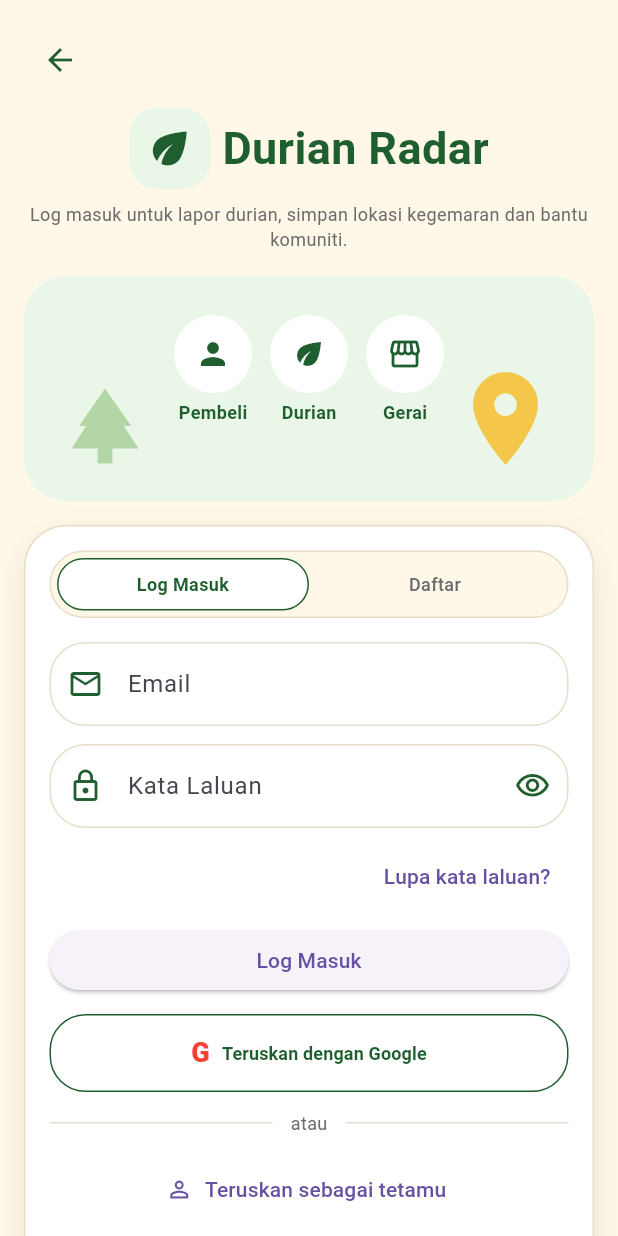
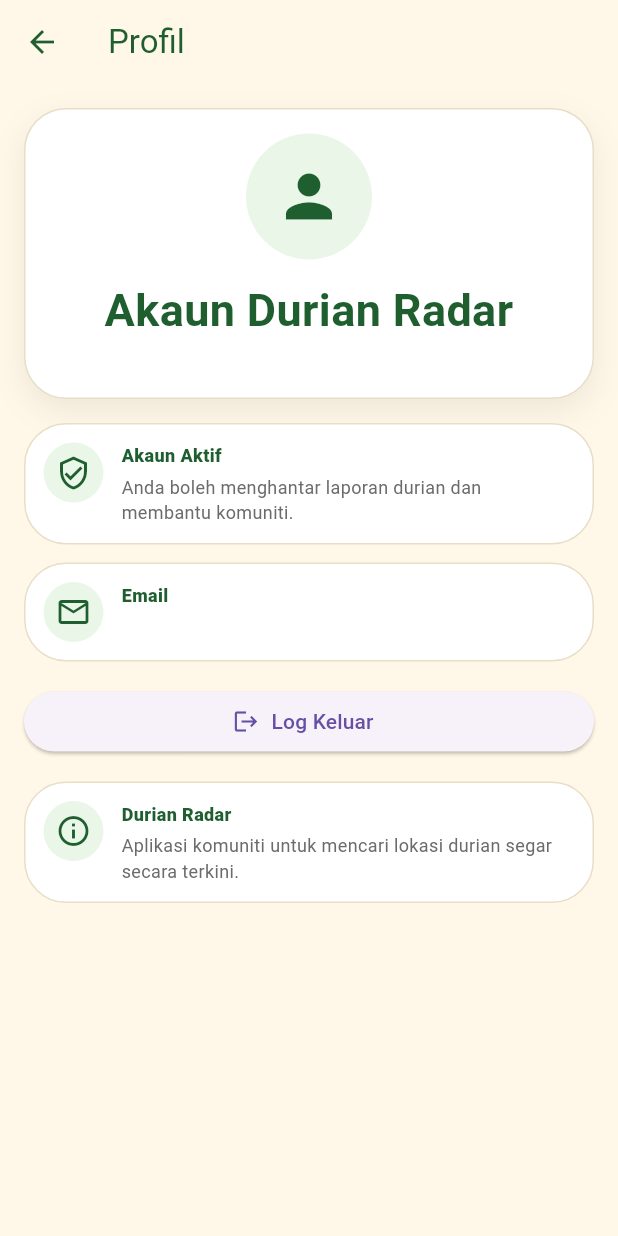
Before and after one commit to ikirana77/durian_radar, a Flutter app: the FreshListScreen screen opened directly, item 3 of the bottom bar chosen, on a phone screen of 412 x 824 dp. Run offline on Flutter 3.47's test engine with Material 3 defaults, Android fonts, the phone set to English and light mode, and no system bars; our stand-ins replace supabase_flutter; accounts and stored records are empty.

Commit message:
CP22: add auth-aware profile and logout

```diff
--- a/lib/features/fresh/screens/fresh_list_screen.dart
+++ b/lib/features/fresh/screens/fresh_list_screen.dart
@@ -6,8 +6,8 @@ import '../../../core/theme/app_text_styles.dart';
 import '../../../shared/widgets/app_filter_chip.dart';
 import '../../../shared/widgets/durian_bottom_nav.dart';
 import '../../../shared/widgets/durian_report_card.dart';
-import '../../auth/screens/login_register_screen.dart';
 import '../../home/screens/home_map_screen.dart';
+import '../../profile/screens/profile_screen.dart';
 
 class FreshListScreen extends StatelessWidget {
   const FreshListScreen({super.key});
@@ -85,9 +85,7 @@ class FreshListScreen extends StatelessWidget {
           if (index == 2) {
             Navigator.push(
               context,
-              MaterialPageRoute(
-                builder: (context) => const LoginRegisterScreen(),
-              ),
+              MaterialPageRoute(builder: (context) => const ProfileScreen()),
             );
           }
         },
--- a/lib/features/home/screens/home_map_screen.dart
+++ b/lib/features/home/screens/home_map_screen.dart
@@ -3,6 +3,7 @@ import 'package:flutter/material.dart';
 import '../../auth/screens/login_register_screen.dart';
 import '../../fresh/screens/fresh_list_screen.dart';
 import '../../reports/screens/add_report_screen.dart';
+import '../../profile/screens/profile_screen.dart';
 
 class HomeMapScreen extends StatelessWidget {
   const HomeMapScreen({super.key});
@@ -56,9 +57,7 @@ class HomeMapScreen extends StatelessWidget {
         onProfileTap: () {
           Navigator.push(
             context,
-            MaterialPageRoute(
-              builder: (context) => const LoginRegisterScreen(),
-            ),
+            MaterialPageRoute(builder: (context) => const ProfileScreen()),
           );
         },
       ),
--- /dev/null
+++ b/lib/features/profile/screens/profile_screen.dart
@@ -0,0 +1,245 @@
+import 'package:flutter/material.dart';
+
+import '../../../core/services/auth_service.dart';
+import '../../../core/theme/app_colors.dart';
+import '../../../core/theme/app_radius.dart';
+import '../../../core/theme/app_spacing.dart';
+import '../../../core/theme/app_text_styles.dart';
+import '../../auth/screens/login_register_screen.dart';
+
+class ProfileScreen extends StatefulWidget {
+  const ProfileScreen({super.key});
+
+  @override
+  State<ProfileScreen> createState() => _ProfileScreenState();
+}
+
+class _ProfileScreenState extends State<ProfileScreen> {
+  bool _isSigningOut = false;
+
+  Future<void> _signOut() async {
+    setState(() {
+      _isSigningOut = true;
+    });
+
+    try {
+      await AuthService.signOut();
+
+      if (!mounted) return;
+
+      ScaffoldMessenger.of(context)
+        ..clearSnackBars()
+        ..showSnackBar(const SnackBar(content: Text('Anda telah log keluar.')));
+
+      setState(() {
+        _isSigningOut = false;
+      });
+    } catch (error) {
+      if (!mounted) return;
+
+      ScaffoldMessenger.of(context)
+        ..clearSnackBars()
+        ..showSnackBar(
+          SnackBar(content: Text(AuthService.getReadableError(error))),
+        );
+
+      setState(() {
+        _isSigningOut = false;
+      });
+    }
+  }
+
+  void _goToLogin() {
+    Navigator.push(
+      context,
+      MaterialPageRoute(builder: (context) => const LoginRegisterScreen()),
+    ).then((_) {
+      if (mounted) {
+        setState(() {});
+      }
+    });
+  }
+
+  @override
+  Widget build(BuildContext context) {
+    final user = AuthService.currentUser;
+    final isLoggedIn = user != null;
+    final email = user?.email ?? 'Tetamu';
+
+    return Scaffold(
+      backgroundColor: AppColors.creamBackground,
+      appBar: AppBar(
+        backgroundColor: AppColors.creamBackground,
+        elevation: 0,
+        foregroundColor: AppColors.durianGreen,
+        title: const Text('Profil'),
+      ),
+      body: SafeArea(
+        child: SingleChildScrollView(
+          padding: const EdgeInsets.all(AppSpacing.l),
+          child: Column(
+            crossAxisAlignment: CrossAxisAlignment.stretch,
+            children: [
+              _ProfileHeader(isLoggedIn: isLoggedIn, email: email),
+              const SizedBox(height: AppSpacing.l),
+              if (isLoggedIn) ...[
+                _InfoCard(
+                  icon: Icons.verified_user_outlined,
+                  title: 'Akaun Aktif',
+                  description:
+                      'Anda boleh menghantar laporan durian dan membantu komuniti.',
+                ),
+                const SizedBox(height: AppSpacing.m),
+                _InfoCard(
+                  icon: Icons.email_outlined,
+                  title: 'Email',
+                  description: email,
+                ),
+                const SizedBox(height: AppSpacing.l),
+                ElevatedButton.icon(
+                  onPressed: _isSigningOut ? null : _signOut,
+                  icon: _isSigningOut
+                      ? const SizedBox(
+                          height: 18,
+                          width: 18,
+                          child: CircularProgressIndicator(strokeWidth: 2),
+                        )
+                      : const Icon(Icons.logout),
+                  label: Text(
+                    _isSigningOut ? 'Sedang log keluar...' : 'Log Keluar',
+                  ),
+                ),
+              ] else ...[
+                _InfoCard(
+                  icon: Icons.person_outline,
+                  title: 'Anda sedang guna mod tetamu',
+                  description:
+                      'Log masuk untuk simpan aktiviti dan hantar laporan komuniti.',
+                ),
+                const SizedBox(height: AppSpacing.l),
+                ElevatedButton.icon(
+                  onPressed: _goToLogin,
+                  icon: const Icon(Icons.login),
+                  label: const Text('Log Masuk / Daftar'),
+                ),
+              ],
+              const SizedBox(height: AppSpacing.l),
+              const _InfoCard(
+                icon: Icons.info_outline,
+                title: 'Durian Radar',
+                description:
+                    'Aplikasi komuniti untuk mencari lokasi durian segar secara terkini.',
+              ),
+            ],
+          ),
+        ),
+      ),
+    );
+  }
+}
+
+class _ProfileHeader extends StatelessWidget {
+  const _ProfileHeader({required this.isLoggedIn, required this.email});
+
+  final bool isLoggedIn;
+  final String email;
+
+  @override
+  Widget build(BuildContext context) {
+    return Container(
+      padding: const EdgeInsets.all(AppSpacing.l),
+      decoration: BoxDecoration(
+        color: AppColors.softCardWhite,
+        borderRadius: BorderRadius.circular(AppRadius.card),
+        border: Border.all(color: AppColors.borderSoft),
+        boxShadow: [
+          BoxShadow(
+            color: Colors.black.withValues(alpha: 0.07),
+            blurRadius: 18,
+            offset: const Offset(0, 8),
+          ),
+        ],
+      ),
+      child: Column(
+        children: [
+          CircleAvatar(
+            radius: 42,
+            backgroundColor: AppColors.paleGreen,
+            child: Icon(
+              isLoggedIn ? Icons.person : Icons.person_outline,
+              color: AppColors.durianGreen,
+              size: 46,
+            ),
+          ),
+          const SizedBox(height: AppSpacing.m),
+          Text(
+            isLoggedIn ? 'Akaun Durian Radar' : 'Tetamu',
+            style: AppTextStyles.appTitle,
+            textAlign: TextAlign.center,
+          ),
+          const SizedBox(height: AppSpacing.xs),
+          Text(
+            email,
+            style: AppTextStyles.helper.copyWith(color: AppColors.mutedText),
+            textAlign: TextAlign.center,
+          ),
+        ],
+      ),
+    );
+  }
+}
+
+class _InfoCard extends StatelessWidget {
+  const _InfoCard({
+    required this.icon,
+    required this.title,
+    required this.description,
+  });
+
+  final IconData icon;
+  final String title;
+  final String description;
+
+  @override
+  Widget build(BuildContext context) {
+    return Container(
+      padding: const EdgeInsets.all(AppSpacing.m),
+      decoration: BoxDecoration(
+        color: AppColors.softCardWhite,
+        borderRadius: BorderRadius.circular(AppRadius.card),
+        border: Border.all(color: AppColors.borderSoft),
+      ),
+      child: Row(
+        crossAxisAlignment: CrossAxisAlignment.start,
+        children: [
+          CircleAvatar(
+            backgroundColor: AppColors.paleGreen,
+            child: Icon(icon, color: AppColors.durianGreen),
+          ),
+          const SizedBox(width: AppSpacing.m),
+          Expanded(
+            child: Column(
+              crossAxisAlignment: CrossAxisAlignment.start,
+              children: [
+                Text(
+                  title,
+                  style: AppTextStyles.helper.copyWith(
+                    color: AppColors.durianGreen,
+                    fontWeight: FontWeight.w800,
+                  ),
+                ),
+                const SizedBox(height: AppSpacing.xs),
+                Text(
+                  description,
+                  style: AppTextStyles.helper.copyWith(
+                    color: AppColors.mutedText,
+                  ),
+                ),
+              ],
+            ),
+          ),
+        ],
+      ),
+    );
+  }
+}
```
